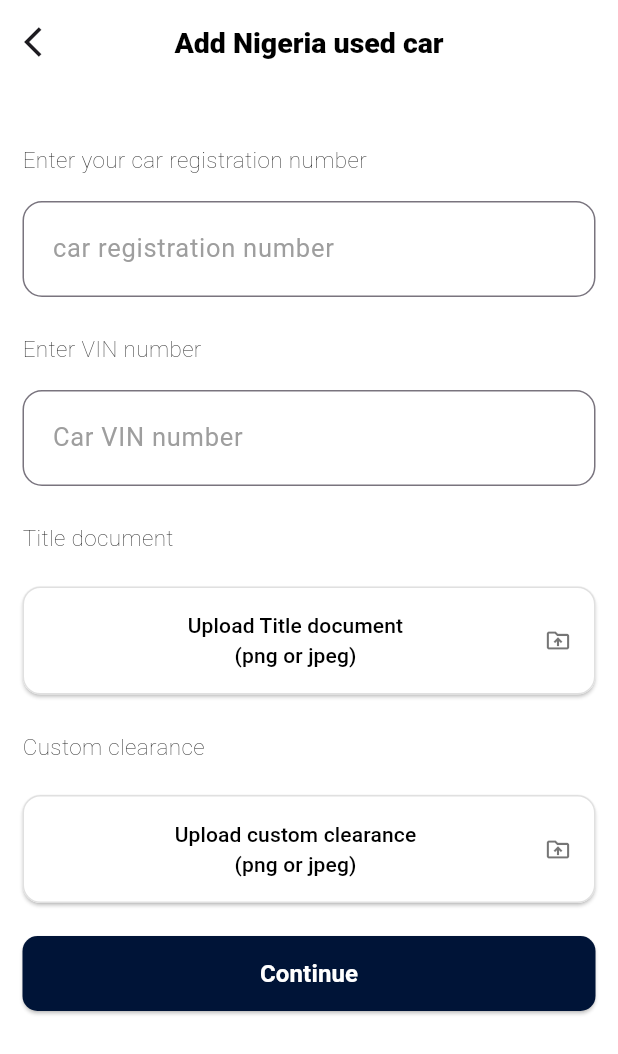
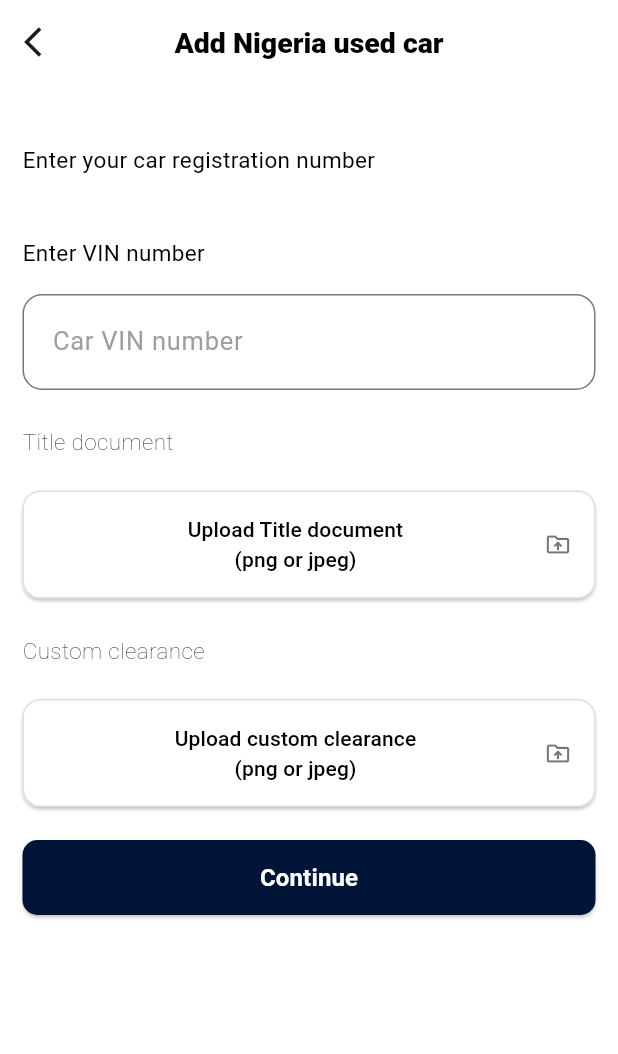
Before and after one commit to buildwithdecent/testing-git-hub, a Flutter app: the UsedCar screen opened directly, on a phone screen of 412 x 824 dp. Shown: the top 1054 px of the screen. Run offline on Flutter 3.47's test engine with Material 3 defaults, Android fonts, the phone set to English and light mode, and no system bars; key blocks and very long unbroken strings in the code were emptied for the run.

Commit message:
work on reusable components

```diff
--- a/lib/usedcar.dart
+++ b/lib/usedcar.dart
@@ -24,20 +24,20 @@ class UsedCar extends StatelessWidget{
             Text(
               'Enter your car registration number',
               style: TextStyle(
-                fontWeight: FontWeight.w100,
+                fontWeight: FontWeight.w400,
                 fontSize: 15,
                 color: Colors.black,),),
             SizedBox(height: 17),
-            buildTextField('car registration number', 'R31122 55'),
+          //  buildTextField('car registration number', 'R31122 55'),
             SizedBox(height: 24),
             Text(
               'Enter VIN number',
               style: TextStyle(
-                fontWeight: FontWeight.w100,
+                fontWeight: FontWeight.w400,
                 fontSize: 15,
                 color: Colors.black,),),
             SizedBox(height: 17 ),
-            buildTextField('Car VIN number', '31122 56'),
+            buildTextField(  label: 'Car VIN number', hint: '31122 56', fieldName: ''),
             SizedBox(height: 24),
             Text(
               'Title document',
@@ -95,7 +95,7 @@ class UsedCar extends StatelessWidget{
   );
   }
 
-  Widget buildTextField(String label, String hint,){
+  Widget buildTextField({required String label, required String hint, required fieldName}){
     return TextField(
       decoration: InputDecoration(
         labelText: label,
```
